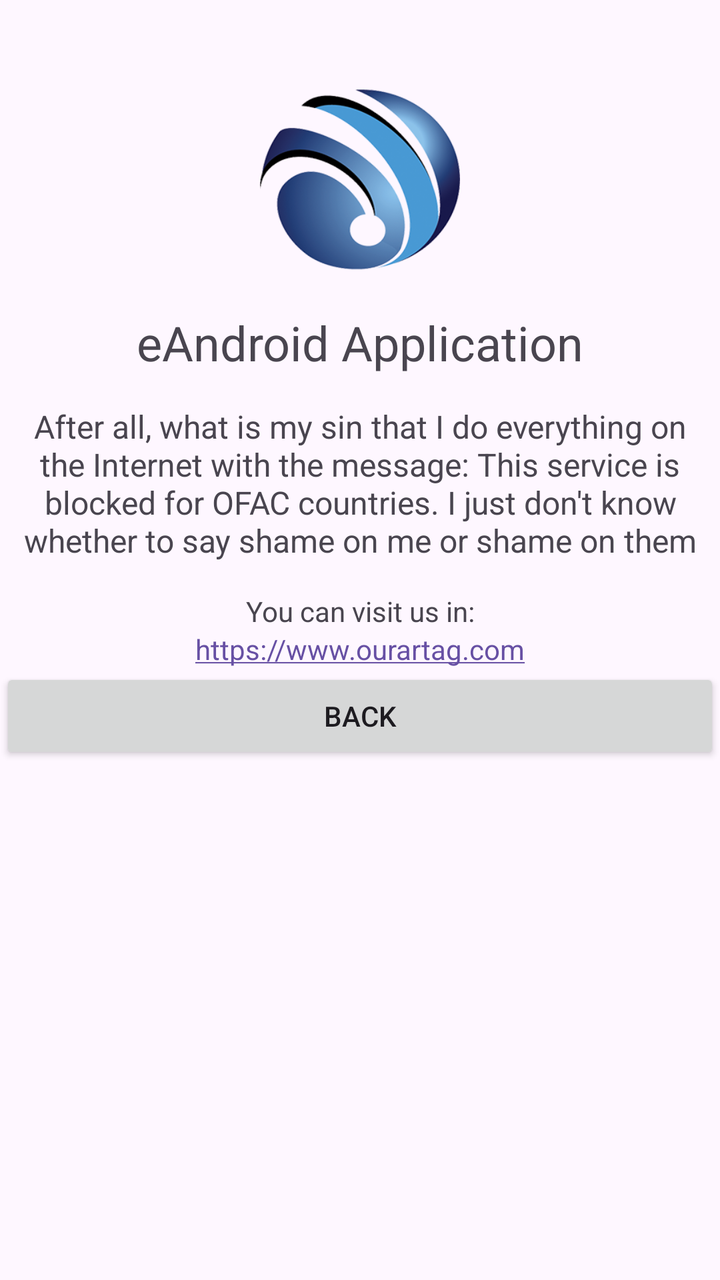
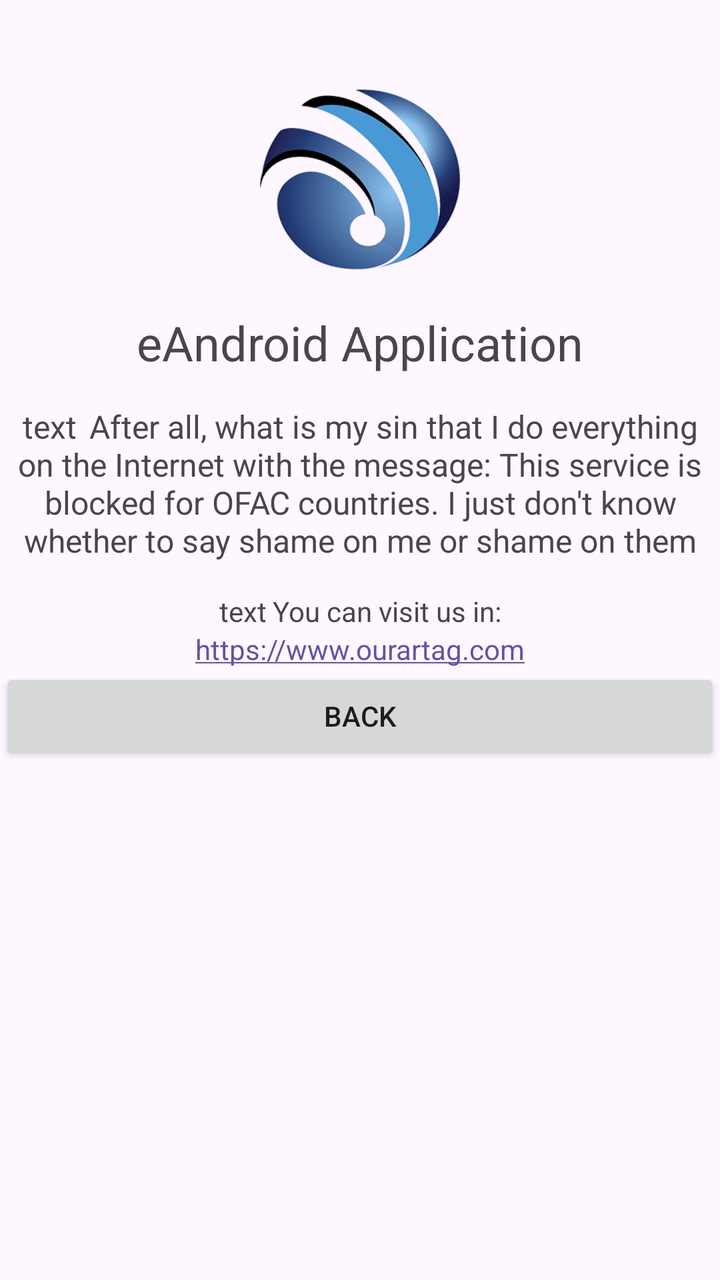

Two renders of the same Android screen: before a commit and after it. Below are the layout's source before the change and the commit's diff.
<!-- AndroidManifest.xml: application theme Theme.EAndroid -->
<!-- res/layout/fragment_about.xml -->
<?xml version="1.0" encoding="utf-8"?>
<FrameLayout xmlns:android="http://schemas.android.com/apk/res/android"
    xmlns:app="http://schemas.android.com/apk/res-auto"
    xmlns:tools="http://schemas.android.com/tools"
    android:layout_width="match_parent"
    android:layout_height="match_parent"
    tools:context=".About">

    

    <LinearLayout
        android:layout_width="match_parent"
        android:layout_height="match_parent"
        android:gravity="top"
        android:orientation="vertical">

        <Space
            android:layout_width="match_parent"
            android:layout_height="40dp" />

        <ImageView
            android:id="@+id/imageView"
            android:layout_width="match_parent"
            android:layout_height="100dp"
            android:src="@drawable/ee"
            app:srcCompat="@drawable/ee" />

        <Space
            android:layout_width="match_parent"
            android:layout_height="15dp" />

        <TextView
            android:id="@+id/textView3"
            android:layout_width="match_parent"
            android:layout_height="wrap_content"
            android:text="eAndroid Application"
            android:textAlignment="center"
            android:textSize="24sp" />

        <Space
            android:layout_width="match_parent"
            android:layout_height="15dp" />

        <LinearLayout
            android:layout_width="match_parent"
            android:layout_height="wrap_content"
            android:gravity="center|fill_horizontal"
            android:orientation="horizontal">

            <TextView
                android:id="@+id/textView5"
                android:layout_width="wrap_content"
                android:layout_height="wrap_content"
                android:paddingHorizontal="8dp"
                android:text="After all, what is my sin that I do everything on the Internet with the message: This service is blocked for OFAC countries. I just don't know whether to say shame on me or shame on them"
                android:textAlignment="center"
                android:textIsSelectable="true"
                android:textSize="16sp" />

        </LinearLayout>

        <Space
            android:layout_width="match_parent"
            android:layout_height="15dp" />

        <TextView
            android:id="@+id/textView6"
            android:layout_width="match_parent"
            android:layout_height="wrap_content"
            android:text="You can visit us in:"
            android:textAlignment="center" />

        <TextView
            android:id="@+id/textView7"
            android:layout_width="match_parent"
            android:layout_height="wrap_content"
            android:autoLink="web"
            android:text="https://www.ourartag.com"
            android:textAlignment="center" />

        <Button
            android:id="@+id/backBtnAbout"
            android:layout_width="match_parent"
            android:layout_height="wrap_content"
            android:text="Back" />

    </LinearLayout>

</FrameLayout>
<!-- resources referenced by this layout -->
<resources>
  <!-- drawable ee: png bitmap (drawable, 90028 bytes) -->
  <style name="Theme.EAndroid" parent="Base.Theme.EAndroid" />
  <style name="Base.Theme.EAndroid" parent="Theme.Material3.DayNight.NoActionBar">
          
          
      </style>
</resources>

<!-- the commit's change to res/layout/fragment_about.xml (unified diff, before → after) -->
@@ -52,7 +52,7 @@
                 android:layout_width="wrap_content"
                 android:layout_height="wrap_content"
                 android:paddingHorizontal="8dp"
-                android:text="After all, what is my sin that I do everything on the Internet with the message: This service is blocked for OFAC countries. I just don't know whether to say shame on me or shame on them"
+                android:text="@string/lng_about_text"
                 android:textAlignment="center"
                 android:textIsSelectable="true"
                 android:textSize="16sp" />
@@ -67,7 +67,7 @@
             android:id="@+id/textView6"
             android:layout_width="match_parent"
             android:layout_height="wrap_content"
-            android:text="You can visit us in:"
+            android:text="@string/lng_about_txt2"
             android:textAlignment="center" />
 
         <TextView
@@ -82,7 +82,7 @@
             android:id="@+id/backBtnAbout"
             android:layout_width="match_parent"
             android:layout_height="wrap_content"
-            android:text="Back" />
+            android:text="@string/lng_back" />
 
     </LinearLayout>
 
<!-- resource entries referenced after the edit -->
@@ -1,6 +1,9 @@
 <!-- resources referenced by this layout -->
 <resources>
   <!-- drawable ee: png bitmap (drawable, 90028 bytes) -->
+  <string name="lng_about_text">text\tAfter all, what is my sin that I do everything on the Internet with the message: This service is blocked for OFAC countries. I just don\'t know whether to say shame on me or shame on them</string>
+  <string name="lng_about_txt2">text\tYou can visit us in:</string>
+  <string name="lng_back">Back</string>
   <style name="Theme.EAndroid" parent="Base.Theme.EAndroid" />
   <style name="Base.Theme.EAndroid" parent="Theme.Material3.DayNight.NoActionBar">
           
